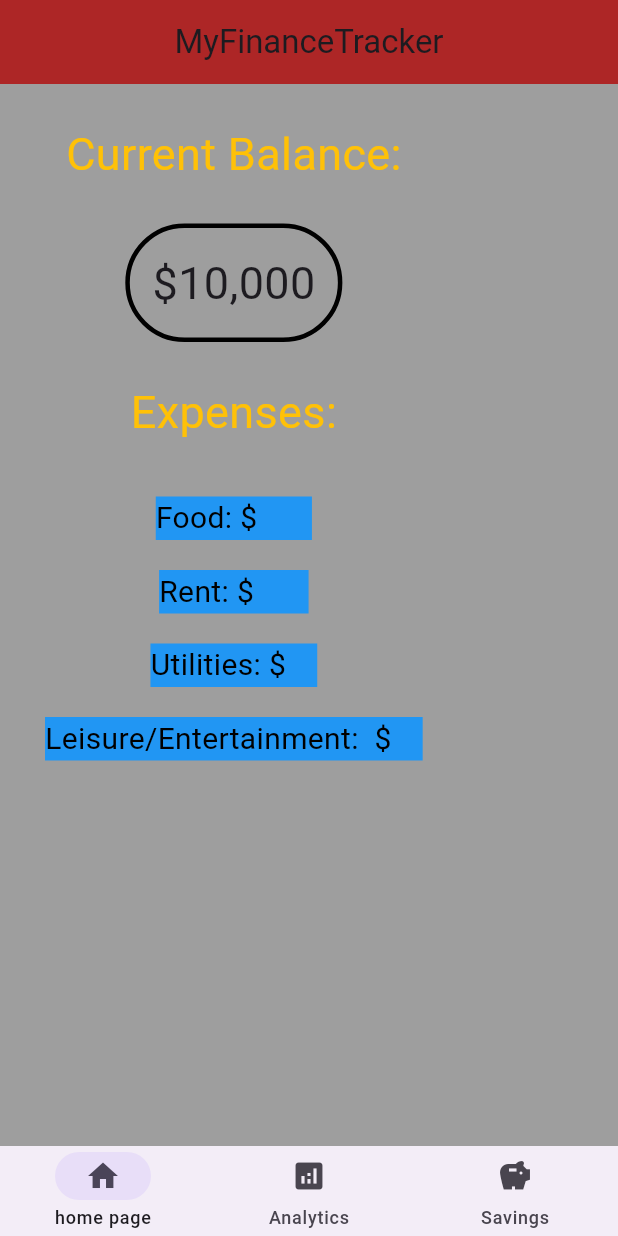
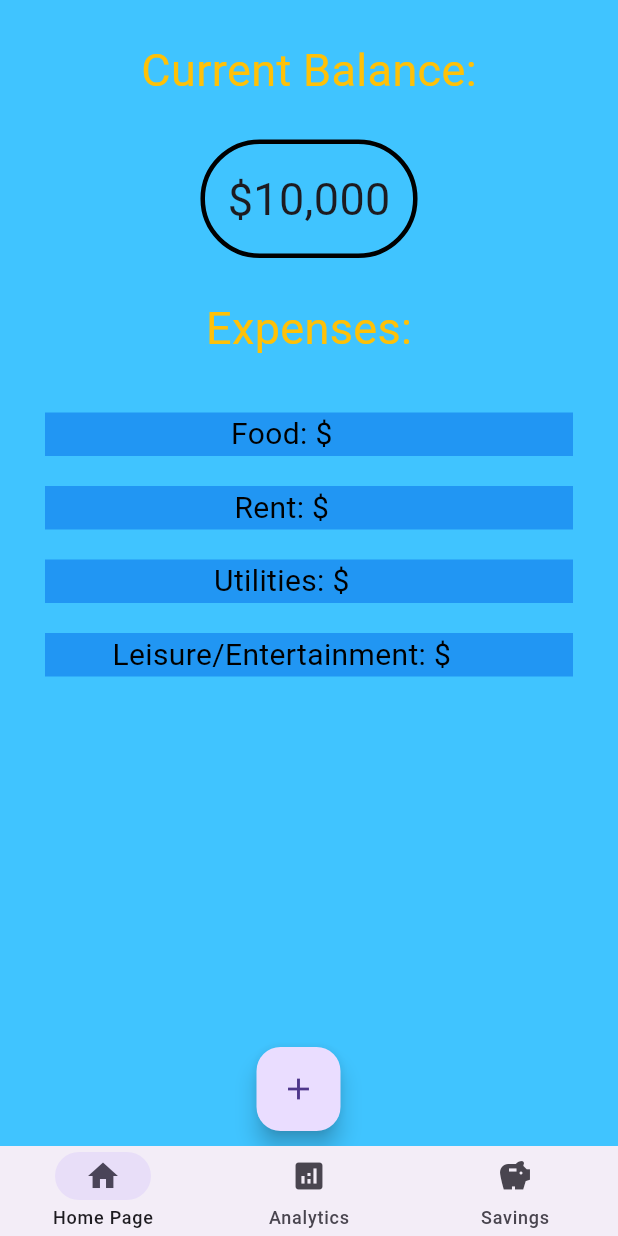
Before and after one commit to NyimaG/Finance_App, a Flutter app: the screen it shows after launch, on a phone screen of 412 x 824 dp. Run offline on Flutter 3.47's test engine with Material 3 defaults, Android fonts, the phone set to English and light mode, and no system bars.

Commit message:
centered + cleaned up code

```diff
--- a/analysis_options.yaml
+++ b/analysis_options.yaml
@@ -7,6 +7,9 @@
 
 # The following line activates a set of recommended lints for Flutter apps,
 # packages, and plugins designed to encourage good coding practices.
+analyzer:
+  errors:
+    prefer_const_constructors: ignore
 include: package:flutter_lints/flutter.yaml
 
 linter:
--- a/lib/main.dart
+++ b/lib/main.dart
@@ -1,3 +1,5 @@
+// ignore_for_file: prefer_const_literals_to_create_immutables, prefer_const_constructors
+
 import 'package:flutter/material.dart';
 
 void main() {
@@ -7,13 +9,12 @@ void main() {
 class MyApp extends StatelessWidget {
   const MyApp({super.key});
 
-  // This widget is the root of your application
   @override
   Widget build(BuildContext context) {
     return MaterialApp(
       title: 'Personal Finance App',
       theme: ThemeData(
-        scaffoldBackgroundColor: Colors.grey,
+        scaffoldBackgroundColor: Colors.lightBlueAccent,
         useMaterial3: true,
       ),
       home: HomePage(),
@@ -27,31 +28,80 @@ class HomePage extends StatefulWidget {
 }
 
 class _MyHomePageState extends State<HomePage> {
-  void _updateIncome() {
+  int _selectedIndex = 0;
+
+  void _onItemTapped(int index) {
     setState(() {
-      //this is where the income will update from the 'add screen'
+      _selectedIndex = index;
     });
+  }
+
+  void _onPlusButtonPressed() {
   }
 
   @override
   Widget build(BuildContext context) {
     return Scaffold(
-      appBar: AppBar(
-        backgroundColor: const Color.fromARGB(255, 173, 38, 38),
-        title: Text('MyFinanceTracker'),
-        centerTitle: true,
+      body: SafeArea(
+        child: Stack(
+          children: [
+            IndexedStack(
+              index: _selectedIndex,
+              children: <Widget>[
+                _buildHomeContent(),
+                _buildAnalyticsContent(),
+                _buildSavingsContent(),
+              ],
+            ),
+            if (_selectedIndex == 0)
+              Positioned(
+                bottom:
+                    10,
+                right: 185,
+                child: FloatingActionButton(
+                  onPressed: _onPlusButtonPressed,
+                  child: Icon(Icons.add),
+                ),
+              ),
+          ],
+        ),
       ),
-      body: Column(
+      bottomNavigationBar: NavigationBar(
+        height: 60,
+        selectedIndex: _selectedIndex,
+        onDestinationSelected: _onItemTapped,
+        destinations: [
+          NavigationDestination(
+            icon: Icon(Icons.home),
+            selectedIcon: Icon(Icons.home),
+            label: 'Home Page',
+          ),
+          NavigationDestination(
+            icon: Icon(Icons.analytics),
+            selectedIcon: Icon(Icons.analytics),
+            label: 'Analytics',
+          ),
+          NavigationDestination(
+            icon: Icon(Icons.savings),
+            selectedIcon: Icon(Icons.savings),
+            label: 'Savings',
+          ),
+        ],
+      ),
+    );
+  }
+
+  Widget _buildHomeContent() {
+    return SingleChildScrollView(
+      child: Column(
         children: <Widget>[
           Container(
             padding: EdgeInsets.all(25.0),
-            //margin: EdgeInsets.all(10.0),
-            color: Colors.grey,
-            child: Text('Current Balance:',
-                style: TextStyle(
-                    fontSize: 30.0,
-                    //backgroundColor: Colors.blue,
-                    color: Colors.amber)),
+            color: Colors.lightBlueAccent,
+            child: Text(
+              'Current Balance:',
+              style: TextStyle(fontSize: 30.0, color: Colors.amber),
+            ),
           ),
           Container(
             padding: EdgeInsets.all(15),
@@ -63,85 +113,62 @@ class _MyHomePageState extends State<HomePage> {
               borderRadius: BorderRadius.circular(100),
             ),
             child: Text(
-              '\$10,000', //variable that stores balance will go here
+              '\$10,000',
               style: TextStyle(fontSize: 30),
             ),
           ),
           Container(
             padding: EdgeInsets.all(25.0),
-            //margin: EdgeInsets.all(10.0),
-            color: Colors.grey,
-            child: Text('Expenses:',
-                style: TextStyle(
-                    //decoration: TextDecoration.underline,
-                    fontSize: 30.0,
-                    //backgroundColor: Colors.blue,
-                    color: Colors.amber)),
-          ),
-          Container(
-            margin: EdgeInsets.symmetric(horizontal: 30.0, vertical: 10.0),
-            color: Colors.blue,
+            color: Colors.lightBlueAccent,
             child: Text(
-              'Food: \$       ',
-              style: TextStyle(
-                  //decoration: TextDecoration.underline,
-                  fontSize: 20.0,
-                  //backgroundColor: Colors.blue,
-                  color: Colors.black),
+              'Expenses:',
+              style: TextStyle(fontSize: 30.0, color: Colors.amber),
             ),
           ),
-          Container(
-            margin: EdgeInsets.symmetric(horizontal: 30.0, vertical: 10.0),
-            color: Colors.blue,
-            child: Text(
-              'Rent: \$       ',
-              style: TextStyle(
-                  //decoration: TextDecoration.underline,
-                  fontSize: 20.0,
-                  //backgroundColor: Colors.blue,
-                  color: Colors.black),
-            ),
+          ListView(
+            shrinkWrap: true,
+            physics: NeverScrollableScrollPhysics(),
+            children: <Widget>[
+              _buildExpenseItem('Food'),
+              _buildExpenseItem('Rent'),
+              _buildExpenseItem('Utilities'),
+              _buildExpenseItem('Leisure/Entertainment'),
+            ],
           ),
-          Container(
-            margin: EdgeInsets.symmetric(horizontal: 30.0, vertical: 10.0),
-            color: Colors.blue,
-            child: Text(
-              'Utilities: \$    ',
-              style: TextStyle(
-                  //decoration: TextDecoration.underline,
-                  fontSize: 20.0,
-                  //backgroundColor: Colors.blue,
-                  color: Colors.black),
-            ),
-          ),
-          Container(
-            margin: EdgeInsets.symmetric(horizontal: 30.0, vertical: 10.0),
-            color: Colors.blue,
-            child: Text(
-              'Leisure/Entertainment:  \$    ',
-              style: TextStyle(
-                  //decoration: TextDecoration.underline,
-                  fontSize: 20.0,
-                  //backgroundColor: Colors.blue,
-                  color: Colors.black),
-            ),
-          ),
+          SizedBox(height: 20),
         ],
       ),
-      bottomNavigationBar: NavigationBar(height: 60, destinations: [
-        NavigationDestination(
-            icon: Icon(Icons.home),
-            selectedIcon: Icon(Icons.home),
-            label: 'home page'),
-        NavigationDestination(
-            icon: Icon(Icons.analytics),
-            selectedIcon: Icon(Icons.analytics),
-            label: 'Analytics'),
-        NavigationDestination(
-            icon: Icon(Icons.savings),
-            selectedIcon: Icon(Icons.savings),
-            label: 'Savings'),
-      ]),
+    );
+  }
+
+  Widget _buildAnalyticsContent() {
+    return Center(
+      child: Text(
+        'Analytics Tab',
+        style: TextStyle(fontSize: 24),
+      ),
+    );
+  }
+
+  Widget _buildSavingsContent() {
+    return Center(
+      child: Text(
+        'Savings Tab',
+        style: TextStyle(fontSize: 24),
+      ),
+    );
+  }
+
+  Widget _buildExpenseItem(String label) {
+    return Container(
+      margin: EdgeInsets.symmetric(horizontal: 30.0, vertical: 10.0),
+      color: Colors.blue,
+      child: Center(
+        child: Text(
+          '$label: \$       ',
+          style: TextStyle(fontSize: 20.0, color: Colors.black),
+        ),
+      ),
     );
   }
 }
```
